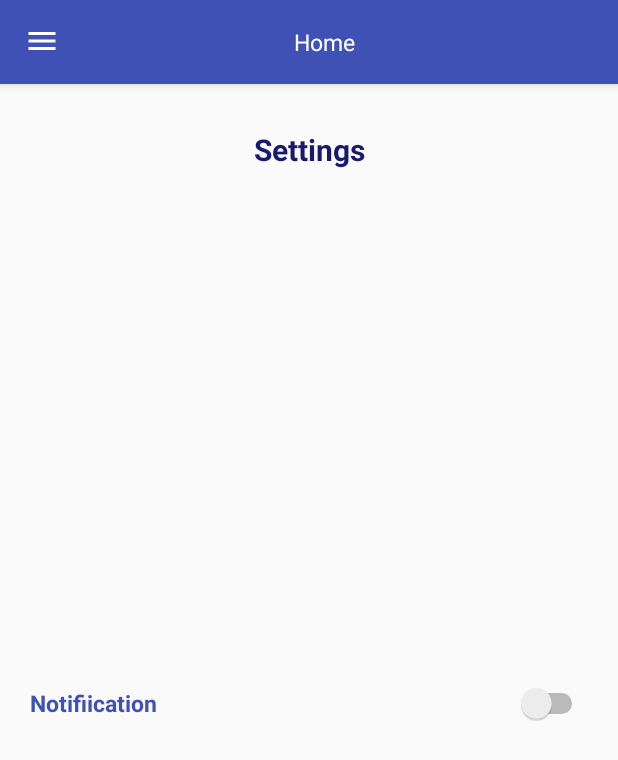
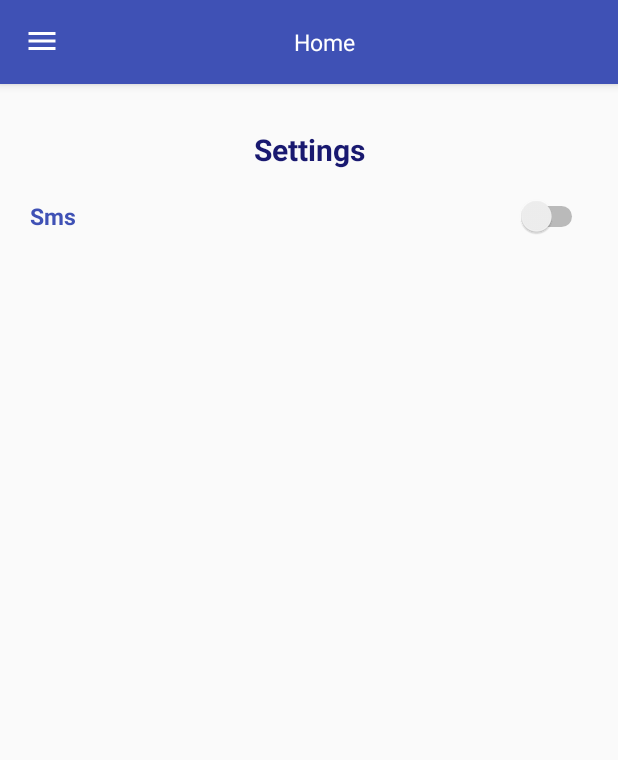
Before and after one commit to Jabito/StudentMonitoringCapstoneApp, an Android app: the fragment SettingsFragment placed in its activity, on a phone screen of 412 x 824 dp. Shown: the top 760 px of the screen. Run offline under Robolectric (Android 15) with nearby library versions, the phone set to English and light mode, and no system bars; our stand-ins replace ButterKnife, CircleImageView; libraries missing offline, so code that uses them is left out: retrofit2.adapter.rxjava; 3 statements that could not run were skipped.

Commit message:
push latest fix

```diff
--- a/app/src/main/java/com/jambi/macbookpro/smsapp/model/LogInDetails.java
+++ b/app/src/main/java/com/jambi/macbookpro/smsapp/model/LogInDetails.java
@@ -13,7 +13,6 @@ public class LogInDetails {
     private User User;
     private Guidance Guidance;
     private Parent Parent;
-
 
     public String getResponseDesc() {
         return responseDesc;
--- a/app/src/main/java/com/jambi/macbookpro/smsapp/utilities/Loader.java
+++ b/app/src/main/java/com/jambi/macbookpro/smsapp/utilities/Loader.java
@@ -44,4 +44,6 @@ public class Loader {
     public void stopLoad() {
         pd.dismiss();
     }
+
+
 }
--- a/app/src/main/res/layout/fragment_settings.xml
+++ b/app/src/main/res/layout/fragment_settings.xml
@@ -20,7 +20,7 @@
     <LinearLayout
         android:layout_width="match_parent"
         android:layout_height="match_parent"
-        android:gravity="center"
+        android:gravity="top"
         android:orientation="vertical">
 
         <Switch
@@ -29,7 +29,7 @@
             android:layout_height="wrap_content"
             android:gravity="center_vertical"
             android:padding="@dimen/margin"
-            android:text="Notifiication"
+            android:text="@string/notification_tag"
             android:textColor="@color/colorPrimary"
             android:textSize="@dimen/nav_text_size"
             android:textStyle="bold"
--- a/app/src/main/res/values/strings.xml
+++ b/app/src/main/res/values/strings.xml
@@ -25,6 +25,7 @@
     <string name="read_less">Read less</string>
     <string name="toggleSmsOn">Turn On Sms</string>
     <string name="toggleSmsOff">Turn Off Sms</string>
+    <string name="notification_tag">Sms</string>
 
 
 </resources>
```
Also changed, not shown: app/src/main/java/com/jambi/macbookpro/smsapp/LoginActivity.java (+4 -3 lines), app/src/main/java/com/jambi/macbookpro/smsapp/apiCalls/APICall.java (+8 -10 lines), app/src/main/java/com/jambi/macbookpro/smsapp/utilities/FireBaseNotification.java (+0 -25 lines).
